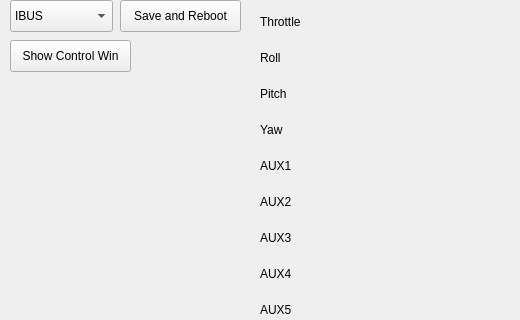
The window that Widgets/rcform.ui (hegoku/DroneControlCenter) describes before a commit, drawn with Qt 5; both pictures show x 0 to 520 and y 0 to 320 of the 822 by 579 pixel window.
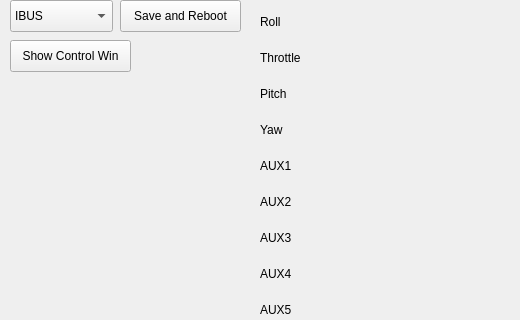
The same window after the commit. Custom widgets are drawn as their Qt base class.

Patch:
```diff
--- a/Widgets/rcform.ui
+++ b/Widgets/rcform.ui
@@ -72,7 +72,7 @@
     <item row="1" column="0">
      <widget class="QLabel" name="label_2">
       <property name="text">
-       <string>Roll</string>
+       <string>Throttle</string>
       </property>
      </widget>
     </item>
@@ -99,7 +99,7 @@
     <item row="0" column="0">
      <widget class="QLabel" name="label">
       <property name="text">
-       <string>Throttle</string>
+       <string>Roll</string>
       </property>
      </widget>
     </item>
```
